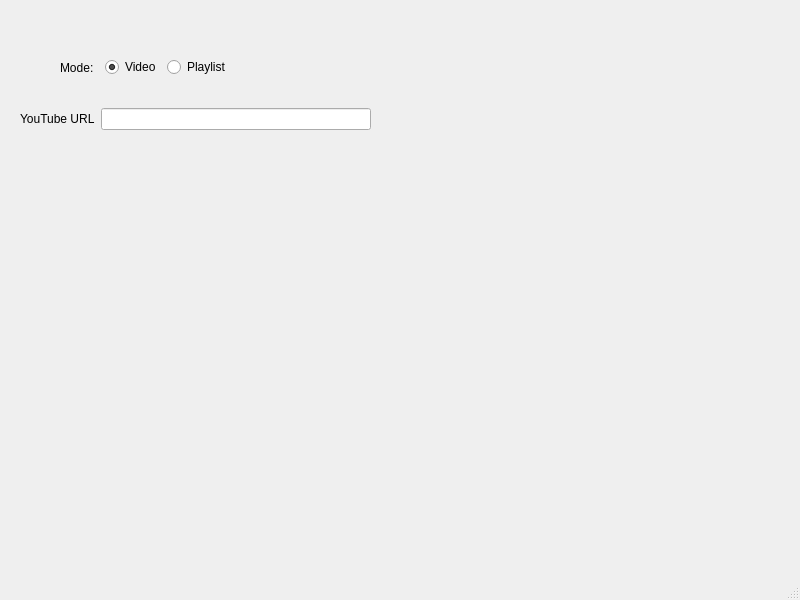
Above: ui.ui from CrunchyDuck/CDDL before the change. Below: the same form after it.
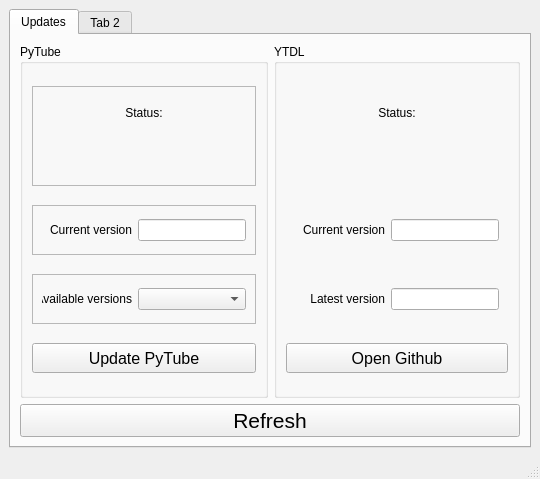
That is the form after the change.

The edit to the form file:
```diff
--- a/ui.ui
+++ b/ui.ui
@@ -6,94 +6,401 @@
    <rect>
     <x>0</x>
     <y>0</y>
-    <width>800</width>
-    <height>600</height>
+    <width>540</width>
+    <height>479</height>
    </rect>
   </property>
   <property name="windowTitle">
    <string>MainWindow</string>
   </property>
   <widget class="QWidget" name="centralwidget">
-   <widget class="QWidget" name="widget" native="true">
-    <property name="geometry">
-     <rect>
-      <x>20</x>
-      <y>100</y>
-      <width>351</width>
-      <height>38</height>
-     </rect>
-    </property>
-    <layout class="QHBoxLayout" name="horizontalLayout">
-     <item>
-      <widget class="QLabel" name="label">
-       <property name="text">
-        <string>YouTube URL</string>
-       </property>
+   <layout class="QGridLayout" name="gridLayout">
+    <item row="0" column="0">
+     <widget class="QTabWidget" name="tabWidget">
+      <property name="currentIndex">
+       <number>0</number>
+      </property>
+      <widget class="QWidget" name="tab">
+       <attribute name="title">
+        <string>Updates</string>
+       </attribute>
+       <layout class="QGridLayout" name="gridLayout_2">
+        <item row="0" column="0">
+         <widget class="QGroupBox" name="groupBox">
+          <property name="title">
+           <string>PyTube</string>
+          </property>
+          <layout class="QVBoxLayout" name="verticalLayout">
+           <item>
+            <widget class="QFrame" name="frame_7">
+             <property name="maximumSize">
+              <size>
+               <width>16777215</width>
+               <height>100</height>
+              </size>
+             </property>
+             <property name="frameShape">
+              <enum>QFrame::StyledPanel</enum>
+             </property>
+             <property name="frameShadow">
+              <enum>QFrame::Raised</enum>
+             </property>
+             <layout class="QVBoxLayout" name="verticalLayout_3">
+              <item>
+               <widget class="QLabel" name="label_11">
+                <property name="text">
+                 <string>Status:</string>
+                </property>
+                <property name="alignment">
+                 <set>Qt::AlignCenter</set>
+                </property>
+               </widget>
+              </item>
+              <item>
+               <widget class="QLabel" name="tpytubeStatus">
+                <property name="minimumSize">
+                 <size>
+                  <width>0</width>
+                  <height>40</height>
+                 </size>
+                </property>
+                <property name="font">
+                 <font>
+                  <family>Microsoft YaHei UI</family>
+                  <pointsize>20</pointsize>
+                 </font>
+                </property>
+                <property name="text">
+                 <string/>
+                </property>
+                <property name="alignment">
+                 <set>Qt::AlignCenter</set>
+                </property>
+               </widget>
+              </item>
+             </layout>
+            </widget>
+           </item>
+           <item>
+            <widget class="QFrame" name="frame_6">
+             <property name="maximumSize">
+              <size>
+               <width>16777215</width>
+               <height>50</height>
+              </size>
+             </property>
+             <property name="frameShape">
+              <enum>QFrame::StyledPanel</enum>
+             </property>
+             <property name="frameShadow">
+              <enum>QFrame::Raised</enum>
+             </property>
+             <layout class="QHBoxLayout" name="horizontalLayout_8">
+              <item>
+               <widget class="QLabel" name="label_8">
+                <property name="minimumSize">
+                 <size>
+                  <width>90</width>
+                  <height>0</height>
+                 </size>
+                </property>
+                <property name="maximumSize">
+                 <size>
+                  <width>90</width>
+                  <height>16777215</height>
+                 </size>
+                </property>
+                <property name="text">
+                 <string>Current version</string>
+                </property>
+                <property name="alignment">
+                 <set>Qt::AlignRight|Qt::AlignTrailing|Qt::AlignVCenter</set>
+                </property>
+               </widget>
+              </item>
+              <item>
+               <widget class="QLineEdit" name="tcurrentVersion">
+                <property name="text">
+                 <string/>
+                </property>
+                <property name="readOnly">
+                 <bool>true</bool>
+                </property>
+               </widget>
+              </item>
+             </layout>
+            </widget>
+           </item>
+           <item>
+            <widget class="QFrame" name="frame_4">
+             <property name="maximumSize">
+              <size>
+               <width>16777215</width>
+               <height>50</height>
+              </size>
+             </property>
+             <property name="frameShape">
+              <enum>QFrame::StyledPanel</enum>
+             </property>
+             <property name="frameShadow">
+              <enum>QFrame::Raised</enum>
+             </property>
+             <layout class="QHBoxLayout" name="horizontalLayout_6">
+              <item>
+               <widget class="QLabel" name="label_6">
+                <property name="minimumSize">
+                 <size>
+                  <width>90</width>
+                  <height>0</height>
+                 </size>
+                </property>
+                <property name="maximumSize">
+                 <size>
+                  <width>90</width>
+                  <height>16777215</height>
+                 </size>
+                </property>
+                <property name="text">
+                 <string>Available versions</string>
+                </property>
+                <property name="alignment">
+                 <set>Qt::AlignRight|Qt::AlignTrailing|Qt::AlignVCenter</set>
+                </property>
+               </widget>
+              </item>
+              <item>
+               <widget class="QComboBox" name="tversionList">
+                <property name="editable">
+                 <bool>false</bool>
+                </property>
+                <item>
+                 <property name="text">
+                  <string/>
+                 </property>
+                </item>
+                <item>
+                 <property name="text">
+                  <string>owo</string>
+                 </property>
+                </item>
+               </widget>
+              </item>
+             </layout>
+            </widget>
+           </item>
+           <item>
+            <widget class="QPushButton" name="bupdatePytube">
+             <property name="minimumSize">
+              <size>
+               <width>0</width>
+               <height>30</height>
+              </size>
+             </property>
+             <property name="font">
+              <font>
+               <family>Microsoft YaHei UI</family>
+               <pointsize>12</pointsize>
+               <weight>50</weight>
+               <bold>false</bold>
+              </font>
+             </property>
+             <property name="text">
+              <string>Update PyTube</string>
+             </property>
+            </widget>
+           </item>
+          </layout>
+         </widget>
+        </item>
+        <item row="0" column="1">
+         <widget class="QGroupBox" name="groupBox_2">
+          <property name="title">
+           <string>YTDL</string>
+          </property>
+          <layout class="QVBoxLayout" name="verticalLayout_2">
+           <item>
+            <widget class="QWidget" name="widget_3" native="true">
+             <property name="maximumSize">
+              <size>
+               <width>16777215</width>
+               <height>100</height>
+              </size>
+             </property>
+             <layout class="QVBoxLayout" name="verticalLayout_4">
+              <item>
+               <widget class="QLabel" name="label_10">
+                <property name="text">
+                 <string>Status:</string>
+                </property>
+                <property name="alignment">
+                 <set>Qt::AlignCenter</set>
+                </property>
+               </widget>
+              </item>
+              <item>
+               <widget class="QLabel" name="tytdlStatus">
+                <property name="minimumSize">
+                 <size>
+                  <width>0</width>
+                  <height>40</height>
+                 </size>
+                </property>
+                <property name="maximumSize">
+                 <size>
+                  <width>16777215</width>
+                  <height>16777215</height>
+                 </size>
+                </property>
+                <property name="font">
+                 <font>
+                  <family>Microsoft YaHei UI</family>
+                  <pointsize>20</pointsize>
+                 </font>
+                </property>
+                <property name="text">
+                 <string/>
+                </property>
+                <property name="alignment">
+                 <set>Qt::AlignCenter</set>
+                </property>
+               </widget>
+              </item>
+             </layout>
+            </widget>
+           </item>
+           <item>
+            <widget class="QWidget" name="widget" native="true">
+             <property name="maximumSize">
+              <size>
+               <width>16777215</width>
+               <height>50</height>
+              </size>
+             </property>
+             <layout class="QHBoxLayout" name="horizontalLayout_7">
+              <item>
+               <widget class="QLabel" name="label_7">
+                <property name="minimumSize">
+                 <size>
+                  <width>90</width>
+                  <height>0</height>
+                 </size>
+                </property>
+                <property name="maximumSize">
+                 <size>
+                  <width>90</width>
+                  <height>16777215</height>
+                 </size>
+                </property>
+                <property name="text">
+                 <string>Current version</string>
+                </property>
+                <property name="alignment">
+                 <set>Qt::AlignRight|Qt::AlignTrailing|Qt::AlignVCenter</set>
+                </property>
+               </widget>
+              </item>
+              <item>
+               <widget class="QLineEdit" name="tytdlVersion">
+                <property name="readOnly">
+                 <bool>true</bool>
+                </property>
+               </widget>
+              </item>
+             </layout>
+            </widget>
+           </item>
+           <item>
+            <widget class="QWidget" name="widget_2" native="true">
+             <property name="maximumSize">
+              <size>
+               <width>16777215</width>
+               <height>50</height>
+              </size>
+             </property>
+             <layout class="QHBoxLayout" name="horizontalLayout_9">
+              <item>
+               <widget class="QLabel" name="label_9">
+                <property name="minimumSize">
+                 <size>
+                  <width>90</width>
+                  <height>0</height>
+                 </size>
+                </property>
+                <property name="maximumSize">
+                 <size>
+                  <width>90</width>
+                  <height>16777215</height>
+                 </size>
+                </property>
+                <property name="text">
+                 <string>Latest version</string>
+                </property>
+                <property name="alignment">
+                 <set>Qt::AlignRight|Qt::AlignTrailing|Qt::AlignVCenter</set>
+                </property>
+               </widget>
+              </item>
+              <item>
+               <widget class="QLineEdit" name="tytdlLatest">
+                <property name="readOnly">
+                 <bool>true</bool>
+                </property>
+               </widget>
+              </item>
+             </layout>
+            </widget>
+           </item>
+           <item>
+            <widget class="QPushButton" name="bopenGit">
+             <property name="minimumSize">
+              <size>
+               <width>0</width>
+               <height>30</height>
+              </size>
+             </property>
+             <property name="font">
+              <font>
+               <family>Microsoft YaHei UI</family>
+               <pointsize>12</pointsize>
+              </font>
+             </property>
+             <property name="text">
+              <string>Open Github</string>
+             </property>
+            </widget>
+           </item>
+          </layout>
+         </widget>
+        </item>
+        <item row="1" column="0" colspan="2">
+         <widget class="QPushButton" name="brefreshVersions">
+          <property name="minimumSize">
+           <size>
+            <width>0</width>
+            <height>30</height>
+           </size>
+          </property>
+          <property name="font">
+           <font>
+            <family>Microsoft YaHei UI</family>
+            <pointsize>16</pointsize>
+           </font>
+          </property>
+          <property name="text">
+           <string>Refresh</string>
+          </property>
+         </widget>
+        </item>
+       </layout>
       </widget>
-     </item>
-     <item>
-      <widget class="QLineEdit" name="lineEdit"/>
-     </item>
-    </layout>
-   </widget>
-   <widget class="QWidget" name="mode_select" native="true">
-    <property name="geometry">
-     <rect>
-      <x>60</x>
-      <y>50</y>
-      <width>171</width>
-      <height>35</height>
-     </rect>
-    </property>
-    <layout class="QHBoxLayout" name="horizontalLayout_2">
-     <item>
-      <widget class="QLabel" name="label_2">
-       <property name="sizePolicy">
-        <sizepolicy hsizetype="Minimum" vsizetype="Preferred">
-         <horstretch>0</horstretch>
-         <verstretch>0</verstretch>
-        </sizepolicy>
-       </property>
-       <property name="maximumSize">
-        <size>
-         <width>40</width>
-         <height>16777215</height>
-        </size>
-       </property>
-       <property name="text">
-        <string>Mode:</string>
-       </property>
+      <widget class="QWidget" name="tab_2">
+       <attribute name="title">
+        <string>Tab 2</string>
+       </attribute>
       </widget>
-     </item>
-     <item>
-      <widget class="QRadioButton" name="radioButton_2">
-       <property name="text">
-        <string>Video</string>
-       </property>
-       <property name="checked">
-        <bool>true</bool>
-       </property>
-      </widget>
-     </item>
-     <item>
-      <widget class="QRadioButton" name="radioButton">
-       <property name="text">
-        <string>Playlist</string>
-       </property>
-      </widget>
-     </item>
-    </layout>
-   </widget>
-  </widget>
-  <widget class="QMenuBar" name="menubar">
-   <property name="geometry">
-    <rect>
-     <x>0</x>
-     <y>0</y>
-     <width>800</width>
-     <height>21</height>
-    </rect>
-   </property>
+     </widget>
+    </item>
+   </layout>
   </widget>
   <widget class="QStatusBar" name="statusbar"/>
  </widget>
```
